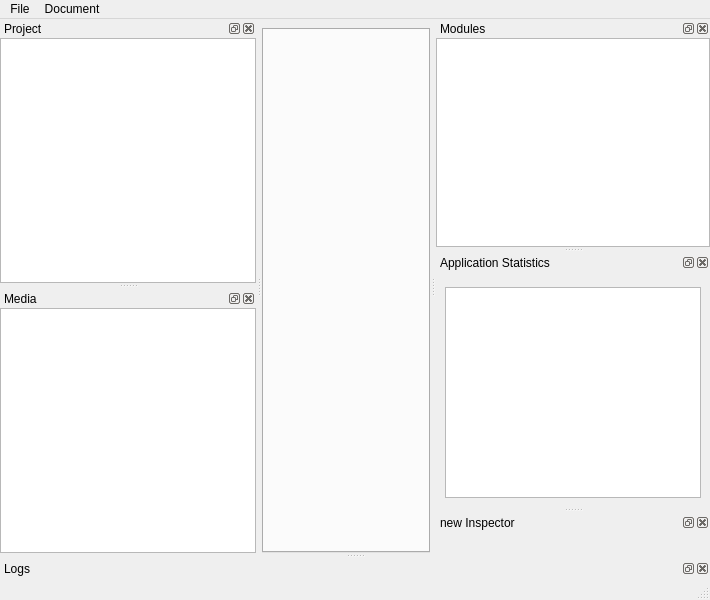
This is Maditor/view/mainwindow.ui in MadManRises/Madgine as Qt 5 draws it before an edit. The edited form follows.
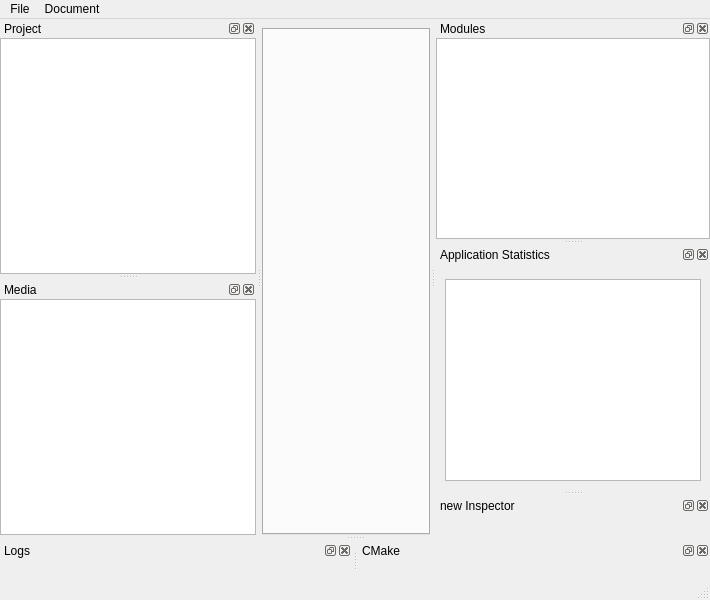
This is the edited form. Icons and pictures are not drawn. Custom widgets are drawn as their Qt base class.

Diff of the .ui file:
```diff
--- a/Maditor/view/mainwindow.ui
+++ b/Maditor/view/mainwindow.ui
@@ -255,6 +255,21 @@
     </layout>
    </widget>
   </widget>
+  <widget class="QDockWidget" name="cmakeDockWidget">
+   <property name="windowTitle">
+    <string>CMake</string>
+   </property>
+   <attribute name="dockWidgetArea">
+    <number>8</number>
+   </attribute>
+   <widget class="QWidget" name="cmakeDockWidgetContents">
+    <layout class="QGridLayout" name="gridLayout_2">
+     <item row="0" column="0">
+      <widget class="Maditor::View::CmakeWidget" name="cmakeWidget" native="true"/>
+     </item>
+    </layout>
+   </widget>
+  </widget>
   <action name="actionNewProject">
    <property name="text">
     <string>New Project</string>
@@ -393,6 +408,12 @@
    <header>documents/centralwidget.h</header>
    <container>1</container>
   </customwidget>
+  <customwidget>
+   <class>Maditor::View::CmakeWidget</class>
+   <extends>QWidget</extends>
+   <header>project/cmakewidget.h</header>
+   <container>1</container>
+  </customwidget>
  </customwidgets>
  <resources>
   <include location="resources.qrc"/>
```
Left out of the diff: 4 changed lines with no effect on the pictures.
